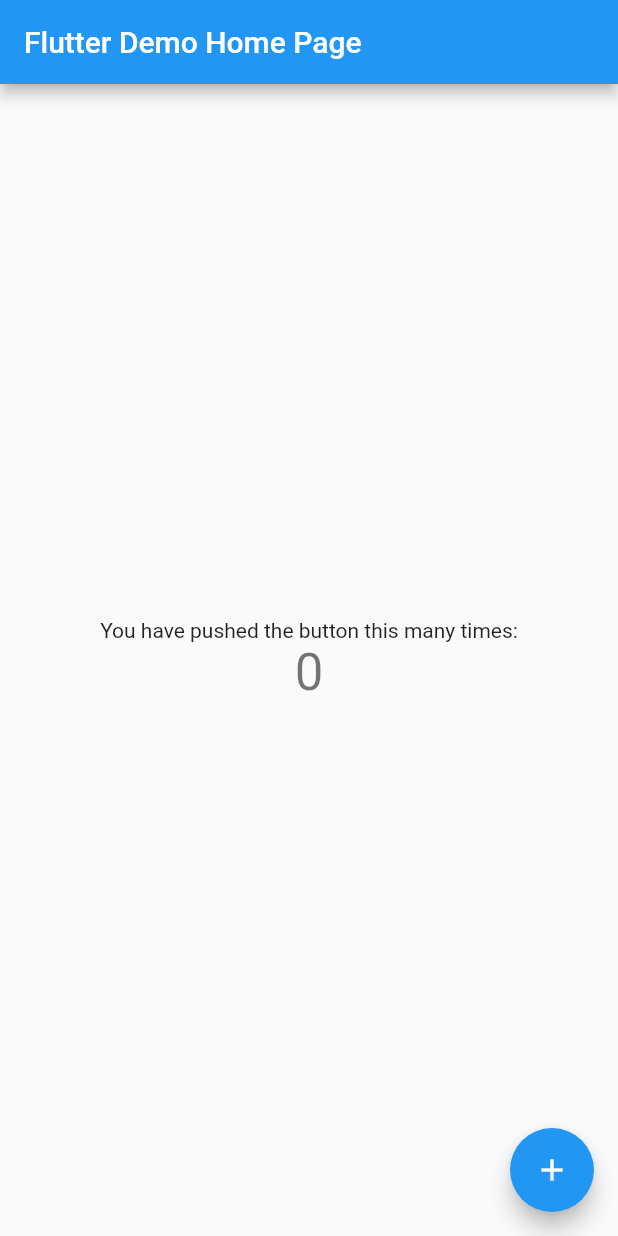
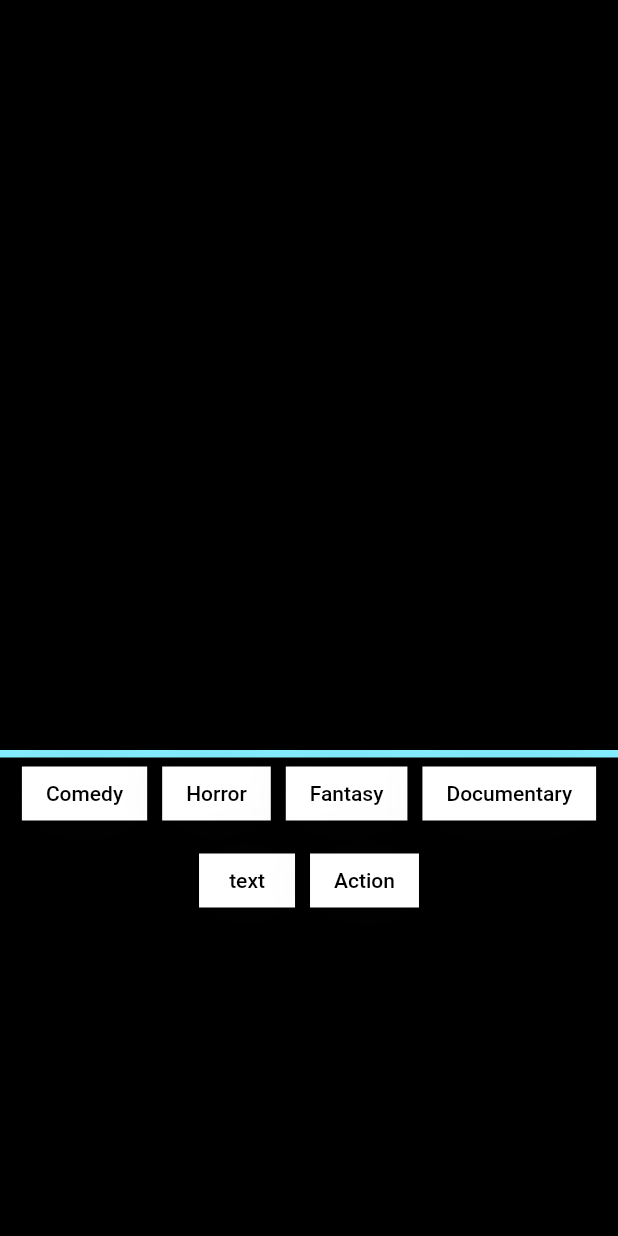
Before and after one commit to Huda-cloud-27598/DAAAP, a Flutter app: the screen it shows after launch, on a phone screen of 412 x 824 dp. Run offline on Flutter 3.47's test engine with Material 2 defaults, Android fonts, the phone set to English and light mode, and no system bars; drawn by our look-alikes of group_button.

Commit message:
12/24 need to make buttons pretty

```diff
--- /dev/null
+++ b/lib/Screens/HomePage.dart
@@ -0,0 +1,36 @@
+import 'package:flutter/cupertino.dart';
+import 'package:flutter/material.dart';
+import 'package:group_button/group_button.dart';
+
+
+
+class HomePage extends StatelessWidget {
+
+  // This widget is the root of your application.
+  @override
+  Widget build(BuildContext context) {
+    return Scaffold(
+      backgroundColor: Color.fromRGBO(0, 0, 0, 100),
+      body:
+      Column(
+        children: [
+        SizedBox(
+          height: 500,
+        ),
+        Divider(
+          height: 5,
+          thickness: 5,
+          color: Color.fromRGBO(131, 238, 255,
+              100), //neon blue, find a way to make a neon blue method
+        ),
+        GroupButton(
+          isRadio: false,
+          spacing: 10,
+          onSelected: (index, isSelected) => print('$index button is selected'),
+          buttons: ["Comedy", "Horror", "Fantasy", "Documentary", "text", "Action"],
+        )
+        ],
+      ),
+    );
+  }
+}
--- a/lib/main.dart
+++ b/lib/main.dart
@@ -1,3 +1,4 @@
+import 'package:daaap_new/Screens/HomePage.dart';
 import 'package:flutter/material.dart';
 
 void main() {
@@ -24,92 +25,11 @@
         // is not restarted.
         primarySwatch: Colors.blue,
       ),
-      home: const MyHomePage(title: 'Flutter Demo Home Page'),
+      initialRoute: '/',
+      routes: {
+        '/': (context) =>HomePage(),
+      }
+
     );
   }
 }
-
-class MyHomePage extends StatefulWidget {
-  const MyHomePage({Key? key, required this.title}) : super(key: key);
-
-  // This widget is the home page of your application. It is stateful, meaning
-  // that it has a State object (defined below) that contains fields that affect
-  // how it looks.
-
-  // This class is the configuration for the state. It holds the values (in this
-  // case the title) provided by the parent (in this case the App widget) and
-  // used by the build method of the State. Fields in a Widget subclass are
-  // always marked "final".
-
-  final String title;
-
-  @override
-  State<MyHomePage> createState() => _MyHomePageState();
-}
-
-class _MyHomePageState extends State<MyHomePage> {
-  int _counter = 0;
-
-  void _incrementCounter() {
-    setState(() {
-      // This call to setState tells the Flutter framework that something has
-      // changed in this State, which causes it to rerun the build method below
-      // so that the display can reflect the updated values. If we changed
-      // _counter without calling setState(), then the build method would not be
-      // called again, and so nothing would appear to happen.
-      _counter++;
-    });
-  }
-
-  @override
-  Widget build(BuildContext context) {
-    // This method is rerun every time setState is called, for instance as done
-    // by the _incrementCounter method above.
-    //
-    // The Flutter framework has been optimized to make rerunning build methods
-    // fast, so that you can just rebuild anything that needs updating rather
-    // than having to individually change instances of widgets.
-    return Scaffold(
-      appBar: AppBar(
-        // Here we take the value from the MyHomePage object that was created by
-        // the App.build method, and use it to set our appbar title.
-        title: Text(widget.title),
-      ),
-      body: Center(
-        // Center is a layout widget. It takes a single child and positions it
-        // in the middle of the parent.
-        child: Column(
-          // Column is also a layout widget. It takes a list of children and
-          // arranges them vertically. By default, it sizes itself to fit its
-          // children horizontally, and tries to be as tall as its parent.
-          //
-          // Invoke "debug painting" (press "p" in the console, choose the
-          // "Toggle Debug Paint" action from the Flutter Inspector in Android
-          // Studio, or the "Toggle Debug Paint" command in Visual Studio Code)
-          // to see the wireframe for each widget.
-          //
-          // Column has various properties to control how it sizes itself and
-          // how it positions its children. Here we use mainAxisAlignment to
-          // center the children vertically; the main axis here is the vertical
-          // axis because Columns are vertical (the cross axis would be
-          // horizontal).
-          mainAxisAlignment: MainAxisAlignment.center,
-          children: <Widget>[
-            const Text(
-              'You have pushed the button this many times:',
-            ),
-            Text(
-              '$_counter',
-              style: Theme.of(context).textTheme.headline4,
-            ),
-          ],
-        ),
-      ),
-      floatingActionButton: FloatingActionButton(
-        onPressed: _incrementCounter,
-        tooltip: 'Increment',
-        child: const Icon(Icons.add),
-      ), // This trailing comma makes auto-formatting nicer for build methods.
-    );
-  }
-}
--- a/pubspec.yaml
+++ b/pubspec.yaml
@@ -34,6 +34,9 @@
   # The following adds the Cupertino Icons font to your application.
   # Use with the CupertinoIcons class for iOS style icons.
   cupertino_icons: ^1.0.2
+  group_button: ^3.3.1
+
+
 
 dev_dependencies:
   flutter_test:
```
Also changed, not shown: pubspec.lock.
